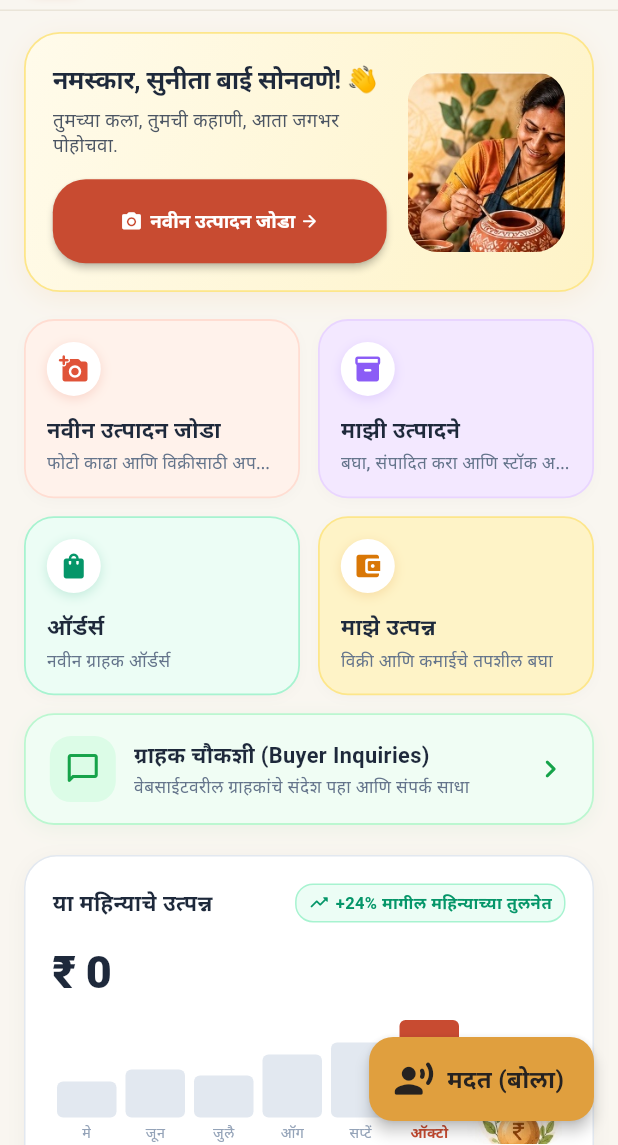
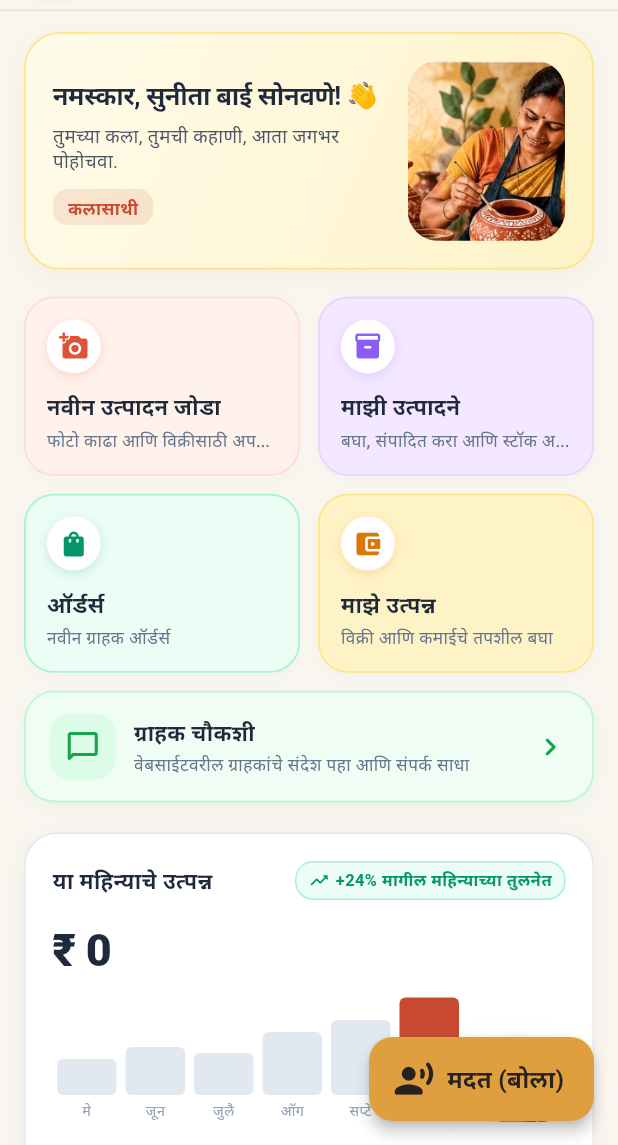
Before and after one commit to Kanchan1903/Artisans, a Flutter app: the HomeScreen screen opened directly, on a phone screen of 412 x 824 dp, the part 91-1236 px from its top. Run offline on Flutter 3.47's test engine with Material 3 defaults, Android fonts, the phone set to English and light mode, and no system bars; our stand-ins replace image_picker, shared_preferences, speech_to_text; accounts and stored records are empty.

Commit message:
fix(mobile): clean dashboard congestion, localize buyer inquiries and monthly chart, and add offline drafts clear option

```diff
--- a/apps/mobile/lib/l10n/app_localizations.dart
+++ b/apps/mobile/lib/l10n/app_localizations.dart
@@ -202,6 +202,15 @@ class AppLocalizations {
       'ifscCode': "IFSC code:",
       'bankDetailsSaved': "Bank details saved securely!",
       'helpPublish': "Publish your product live on the website with one tap.",
+      'inquiriesTitle': "Buyer Inquiries",
+      'inquiriesSub': "View messages from website buyers and reply",
+      'newMessages': "new",
+      'month_5': "May",
+      'month_6': "Jun",
+      'month_7': "Jul",
+      'month_8': "Aug",
+      'month_9': "Sep",
+      'month_10': "Oct",
     },
     'hi': {
       'appTitle': 'कलासाथी',
@@ -350,6 +359,15 @@ class AppLocalizations {
       'ifscCode': "IFSC कोड:",
       'bankDetailsSaved': "बैंक विवरण सुरक्षित रूप से सहेजे गए!",
       'helpPublish': "एक टैप में अपना उत्पाद वेबसाइट पर प्रकाशित करें।",
+      'inquiriesTitle': "ग्राहक पूछताछ",
+      'inquiriesSub': "वेबसाइट खरीदारों के संदेश देखें और उत्तर दें",
+      'newMessages': "नया",
+      'month_5': "मई",
+      'month_6': "जून",
+      'month_7': "जुलाई",
+      'month_8': "अगस्त",
+      'month_9': "सितंबर",
+      'month_10': "अक्टूबर",
     },
     'mr': {
       'appTitle': 'कलासाथी',
@@ -498,6 +516,15 @@ class AppLocalizations {
       'ifscCode': "IFSC कोड:",
       'bankDetailsSaved': "बँक तपशील सुरक्षित जतन केले!",
       'helpPublish': "एका टॅपमध्ये तुमचे उत्पादन वेबसाइटवर प्रकाशित करा.",
+      'inquiriesTitle': "ग्राहक चौकशी",
+      'inquiriesSub': "वेबसाईटवरील ग्राहकांचे संदेश पहा आणि संपर्क साधा",
+      'newMessages': "नवीन",
+      'month_5': "मे",
+      'month_6': "जून",
+      'month_7': "जुलै",
+      'month_8': "ऑग",
+      'month_9': "सप्टें",
+      'month_10': "ऑक्टो",
     },
     'bn': {
       'appTitle': 'কলাসাথী',
--- a/apps/mobile/lib/screens/home_screen.dart
+++ b/apps/mobile/lib/screens/home_screen.dart
@@ -1,4 +1,3 @@
-import 'package:kalasathi_mobile/providers/product_wizard_provider.dart';
 import 'package:flutter/material.dart';
 import 'package:provider/provider.dart';
 import 'package:kalasathi_mobile/l10n/app_localizations.dart';
@@ -201,7 +200,7 @@ class _HomeScreenState extends State<HomeScreen> {
                     mainAxisAlignment: MainAxisAlignment.center,
                     crossAxisAlignment: CrossAxisAlignment.start,
                     children: [
-                      const Text(
+                      Text(
                         "KalaSathi",
                         style: TextStyle(
                           fontSize: 19,
@@ -384,6 +383,9 @@ class _HomeScreenState extends State<HomeScreen> {
                             ],
                           ),
                         ),
+                        Row(
+                          mainAxisSize: MainAxisSize.min,
+                          children: [
                             ElevatedButton(
                               onPressed: _isSyncing ? null : _triggerSync,
                               style: ElevatedButton.styleFrom(
@@ -395,6 +397,19 @@ class _HomeScreenState extends State<HomeScreen> {
                               child: _isSyncing
                                   ? const SizedBox(width: 14, height: 14, child: CircularProgressIndicator(strokeWidth: 2, color: Colors.white))
                                   : Text(l10n.translate('syncNow'), style: const TextStyle(fontSize: 11, fontWeight: FontWeight.bold, color: Colors.white)),
+                            ),
+                            const SizedBox(width: 4),
+                            IconButton(
+                              icon: const Icon(Icons.close_rounded, size: 18, color: Color(0xFF64748B)),
+                              padding: EdgeInsets.zero,
+                              constraints: const BoxConstraints(),
+                              tooltip: 'Clear',
+                              onPressed: () async {
+                                await OfflineStorageService.clearOfflineDrafts();
+                                await _checkPendingSync();
+                              },
+                            ),
+                          ],
                         ),
                       ],
                     ),
@@ -448,36 +463,25 @@ class _HomeScreenState extends State<HomeScreen> {
                                 height: 1.35,
                               ),
                             ),
-                            const SizedBox(height: 14),
-                            // Primary Pill CTA
-                            ElevatedButton(
-                              onPressed: () => _onAddProductTap(context),
-                              style: ElevatedButton.styleFrom(
-                                backgroundColor: const Color(0xFFC84B31), // Terracotta
-                                padding: const EdgeInsets.symmetric(horizontal: 12, vertical: 8),
-                                shape: RoundedRectangleBorder(borderRadius: BorderRadius.circular(22)),
-                                elevation: 2,
+                            const SizedBox(height: 10),
+                            Row(
+                              children: [
+                                Container(
+                                  padding: const EdgeInsets.symmetric(horizontal: 10, vertical: 4),
+                                  decoration: BoxDecoration(
+                                    color: const Color(0xFFC84B31).withOpacity(0.12),
+                                    borderRadius: BorderRadius.circular(10),
                                   ),
-                              child: FittedBox(
-                                fit: BoxFit.scaleDown,
-                                child: Row(
-                                  mainAxisSize: MainAxisSize.min,
-                                  children: [
-                                    const Icon(Icons.camera_alt_rounded, size: 15, color: Colors.white),
-                                    const SizedBox(width: 5),
-                                    Text(
-                                      l10n.translate('addNewProduct'),
+                                  child: Text(
+                                    l10n.translate('appTitle'),
                                     style: const TextStyle(
-                                        fontSize: 12.5,
+                                      fontSize: 11.5,
                                       fontWeight: FontWeight.bold,
-                                        color: Colors.white,
+                                      color: Color(0xFFC84B31),
                                     ),
                                   ),
-                                    const SizedBox(width: 3),
-                                    const Icon(Icons.arrow_forward_rounded, size: 13, color: Colors.white),
+                                ),
                               ],
-                                ),
-                              ),
                             ),
                           ],
                         ),
@@ -628,8 +632,8 @@ class _HomeScreenState extends State<HomeScreen> {
                             children: [
                               Row(
                                 children: [
-                                  const Text(
-                                    "ग्राहक चौकशी (Buyer Inquiries)",
+                                  Text(
+                                    l10n.translate("inquiriesTitle"),
                                     style: TextStyle(
                                       fontSize: 14.5,
                                       fontWeight: FontWeight.bold,
@@ -645,7 +649,7 @@ class _HomeScreenState extends State<HomeScreen> {
                                         borderRadius: BorderRadius.circular(10),
                                       ),
                                       child: Text(
-                                        "$_unreadInquiriesCount नवीन",
+                                        "$_unreadInquiriesCount ${l10n.translate('newBadge')}",
                                         style: const TextStyle(fontSize: 10.5, fontWeight: FontWeight.bold, color: Colors.white),
                                       ),
                                     ),
@@ -653,8 +657,8 @@ class _HomeScreenState extends State<HomeScreen> {
                                 ],
                               ),
                               const SizedBox(height: 2),
-                              const Text(
-                                "वेबसाईटवरील ग्राहकांचे संदेश पहा आणि संपर्क साधा",
+                              Text(
+                                l10n.translate("inquiriesSub"),
                                 style: TextStyle(fontSize: 11.5, color: Color(0xFF64748B)),
                               ),
                             ],
@@ -753,12 +757,12 @@ class _HomeScreenState extends State<HomeScreen> {
                                 Row(
                                   crossAxisAlignment: CrossAxisAlignment.end,
                                   children: [
-                                    _buildMiniBar("मे", 24, false),
-                                    _buildMiniBar("जून", 32, false),
-                                    _buildMiniBar("जुलै", 28, false),
-                                    _buildMiniBar("ऑग", 42, false),
-                                    _buildMiniBar("सप्टें", 50, false),
-                                    _buildMiniBar("ऑक्टो", 65, true),
+                                    _buildMiniBar(l10n.translate('month_5'), 24, false),
+                                    _buildMiniBar(l10n.translate('month_6'), 32, false),
+                                    _buildMiniBar(l10n.translate('month_7'), 28, false),
+                                    _buildMiniBar(l10n.translate('month_8'), 42, false),
+                                    _buildMiniBar(l10n.translate('month_9'), 50, false),
+                                    _buildMiniBar(l10n.translate('month_10'), 65, true),
                                   ],
                                 ),
                               ],
```
Lines whose indentation alone changed are shown as unchanged.
